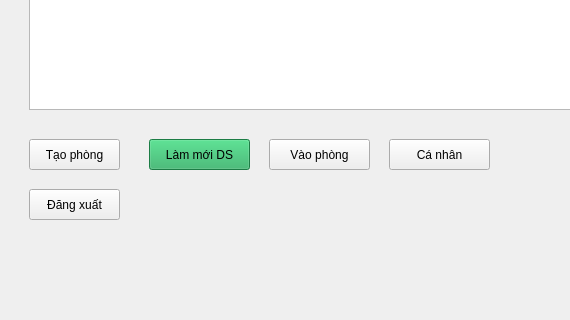
The window that AuctionClient/mainwindow.ui (nhatsonle/LAN_BiddingSystem) describes before a commit, drawn with Qt 5; both pictures show x 0 to 570 and y 300 to 620 of the 900 by 620 pixel window.
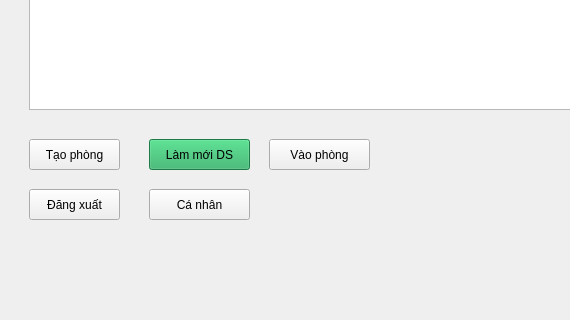
The same window after the commit.

Commit message: hotfix/show the "cá nhân" button

What changed in the file:
```diff
--- a/AuctionClient/mainwindow.ui
+++ b/AuctionClient/mainwindow.ui
@@ -191,8 +191,8 @@
        <widget class="QPushButton" name="btnProfile">
         <property name="geometry">
          <rect>
-          <x>380</x>
-          <y>430</y>
+          <x>140</x>
+          <y>480</y>
           <width>101</width>
           <height>31</height>
          </rect>
```
